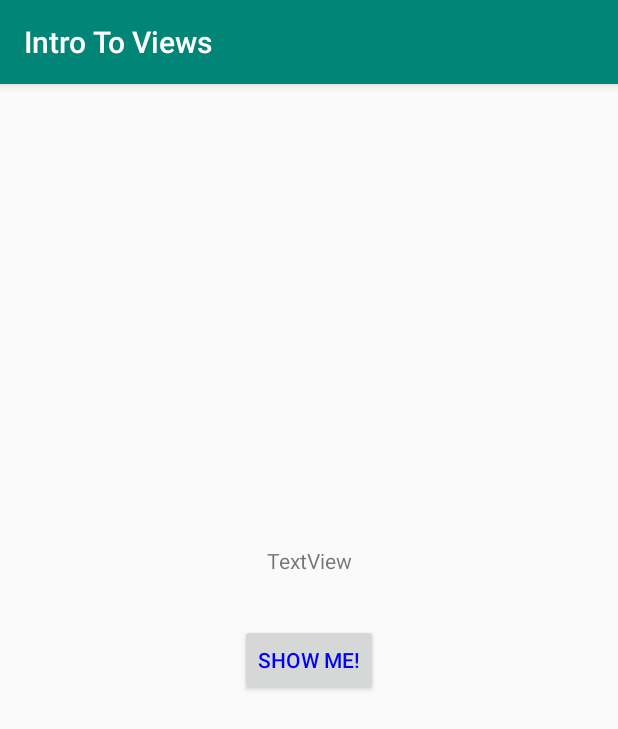
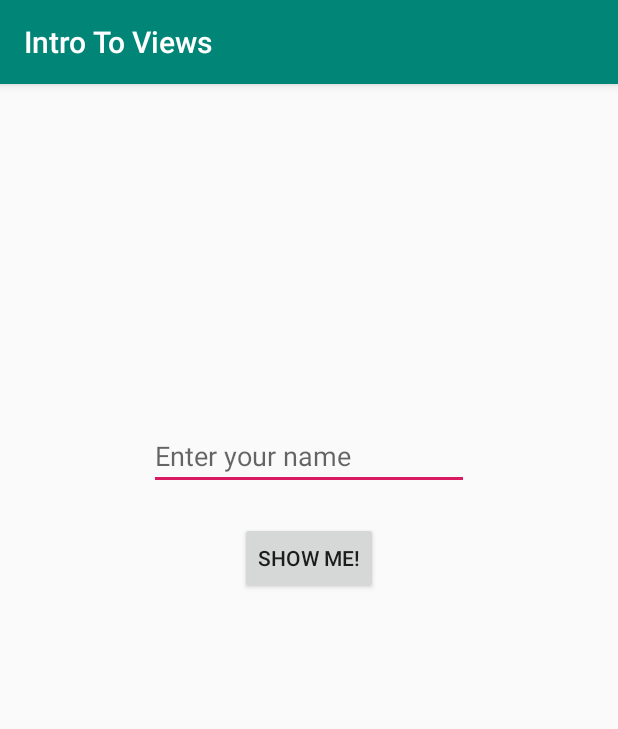
Before and after one commit to dmamanaz/Android-apps, an Android app: the screen it shows after launch (MainActivity), on a phone screen of 412 x 824 dp. Shown: the top 729 px of the screen. Run offline under Robolectric (Android 15) with nearby library versions, the phone set to English and light mode, and no system bars.

Commit message:
added edit text

```diff
--- a/app/src/main/java/com/example/introtoviews/MainActivity.java
+++ b/app/src/main/java/com/example/introtoviews/MainActivity.java
@@ -2,24 +2,47 @@ package com.example.introtoviews;
 
 import androidx.appcompat.app.AppCompatActivity;
 
-import android.graphics.Color;
+
 import android.os.Bundle;
+import android.view.View;
 import android.widget.Button;
+import android.widget.EditText;
+import android.widget.TextView;
 
 public class MainActivity extends AppCompatActivity {
 
-    private Button hiButton;
+    private Button mButton;
+    private TextView mTextView;
+    private EditText mEditText;
 
     @Override
     protected void onCreate(Bundle savedInstanceState) {
         super.onCreate(savedInstanceState);
-        setContentView(R.layout.new_layout);
+        setContentView(R.layout.activity_main);
 
-        hiButton = (Button) findViewById(R.id.hi_btn);
+        mButton = (Button) findViewById(R.id.mButton);
+        mTextView = (TextView) findViewById(R.id.mTextView);
+        mEditText = (EditText) findViewById(R.id.editText);
 
-        hiButton.setText(R.string.btn_name);
-        hiButton.setTextColor(Color.BLUE);
+        //change the title of button
+        mButton.setText(R.string.btn_name);
 
+        mButton.setOnClickListener(new View.OnClickListener() {
+            @Override
+            public void onClick(View view) {
+
+                String enteredText = mEditText.getText().toString();
+
+                mTextView.setVisibility(View.VISIBLE);
+                mTextView.setText(enteredText);
+            }
+        });
 
     }
+
+    /*public void ShowMe(View view){
+
+        mTextView.setVisibility(View.VISIBLE);
+        mTextView.setText(R.string.show_text);
+    }*/
 }
--- a/app/src/main/res/layout/activity_main.xml
+++ b/app/src/main/res/layout/activity_main.xml
@@ -7,17 +7,19 @@
     tools:context=".MainActivity">
 
     <TextView
-        android:id="@+id/textView"
+        android:id="@+id/mTextView"
         android:layout_width="wrap_content"
         android:layout_height="wrap_content"
         android:layout_marginTop="52dp"
         android:text="Hello First Look"
+        android:textSize="24sp"
+        android:visibility="invisible"
         app:layout_constraintEnd_toEndOf="parent"
         app:layout_constraintStart_toStartOf="parent"
-        app:layout_constraintTop_toBottomOf="@id/button3" />
+        app:layout_constraintTop_toBottomOf="@id/mButton" />
 
     <Button
-        android:id="@+id/button3"
+        android:id="@+id/mButton"
         android:layout_width="wrap_content"
         android:layout_height="wrap_content"
         android:layout_marginTop="292dp"
@@ -26,13 +28,19 @@
         app:layout_constraintStart_toStartOf="parent"
         app:layout_constraintTop_toTopOf="parent" />
 
-     <ImageView
-        android:id="@+id/imageView2"
+    <EditText
+        android:id="@+id/editText"
         android:layout_width="wrap_content"
         android:layout_height="wrap_content"
-        android:layout_marginTop="184dp"
+        android:layout_marginEnd="16dp"
+        android:layout_marginStart="16dp"
+        android:layout_marginTop="203dp"
+        android:ems="10"
+        android:hint="Enter your name"
+        android:inputType="textPersonName"
+        app:layout_constraintBottom_toTopOf="@+id/mButton"
         app:layout_constraintEnd_toEndOf="parent"
         app:layout_constraintStart_toStartOf="parent"
-        app:layout_constraintTop_toTopOf="parent"
-        app:srcCompat="@mipmap/ic_launcher" />
+        app:layout_constraintTop_toTopOf="parent" />
+
 </androidx.constraintlayout.widget.ConstraintLayout>
--- a/app/src/main/res/layout/new_layout.xml
+++ b/app/src/main/res/layout/new_layout.xml
@@ -18,16 +18,4 @@
         app:layout_constraintStart_toStartOf="parent"
         app:layout_constraintTop_toTopOf="parent" />
 
-    <TextView
-        android:id="@+id/textView2"
-        android:layout_width="wrap_content"
-        android:layout_height="wrap_content"
-        android:layout_marginBottom="24dp"
-        android:layout_marginTop="299dp"
-        android:text="TextView"
-        android:textSize="14sp"
-        app:layout_constraintBottom_toTopOf="@id/hi_btn"
-        app:layout_constraintEnd_toEndOf="parent"
-        app:layout_constraintStart_toStartOf="parent"
-        app:layout_constraintTop_toTopOf="parent" />
 </androidx.constraintlayout.widget.ConstraintLayout>
--- a/app/src/main/res/values/strings.xml
+++ b/app/src/main/res/values/strings.xml
@@ -1,4 +1,5 @@
 <resources>
     <string name="app_name">Intro To Views</string>
     <string name="btn_name">Show Me!</string>
+    <string name="show_text">Hello there</string>
 </resources>
```
